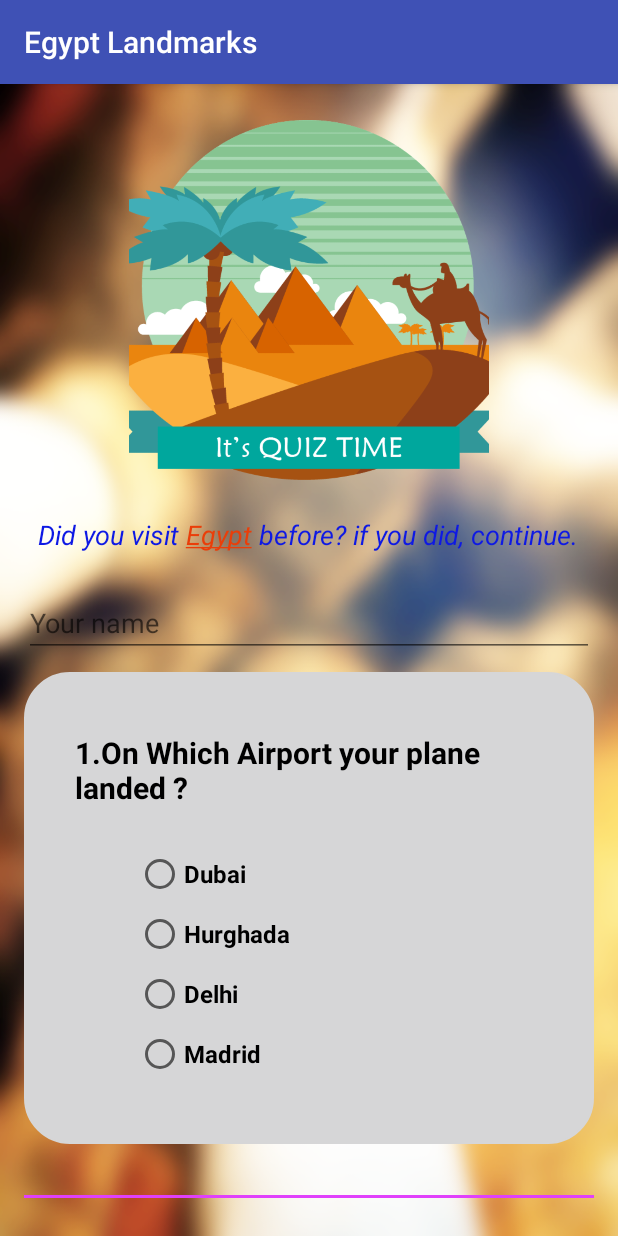
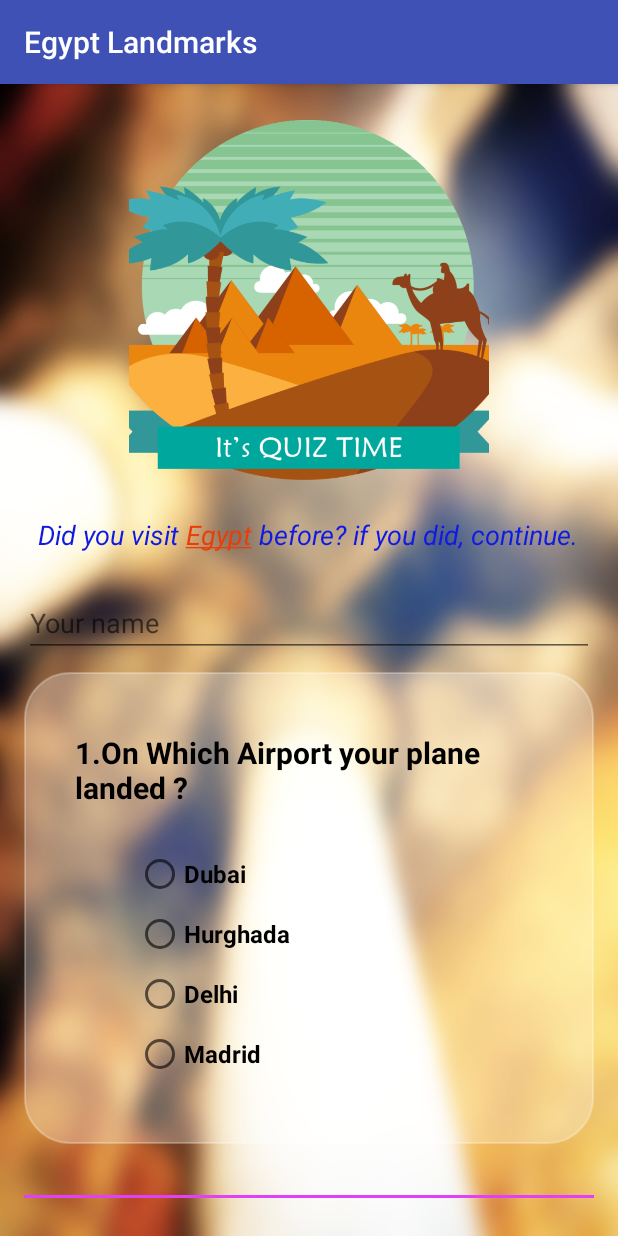
Before and after one commit to MuAladdinIbrahim/EgyptLandmarks, an Android app: the screen it shows after launch (MainActivity), on a phone screen of 412 x 824 dp. Run offline under Robolectric (Android 15) with nearby library versions, the light colour scheme and no system bars.

Commit message:
Update colors.xml

```diff
--- a/app/src/main/res/values/colors.xml
+++ b/app/src/main/res/values/colors.xml
@@ -5,6 +5,7 @@
     <color name="colorAccent">#ea3e09</color>
     <color name="colorView">#E040FB</color>
     <color name="colorButton">#e99344</color>
-
+    <color name="questionBackground">#46ffffff</color>
+    <color name="colorQ">#000000</color>
 
 </resources>
```
